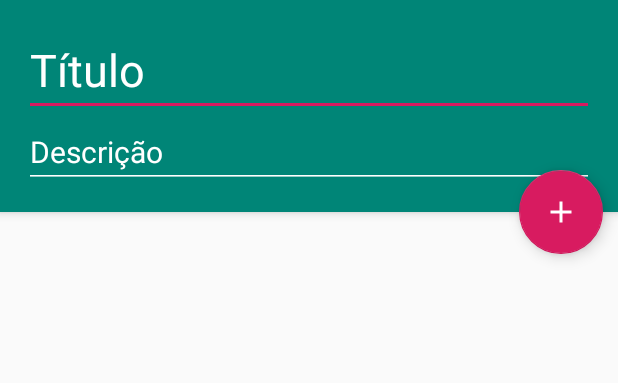
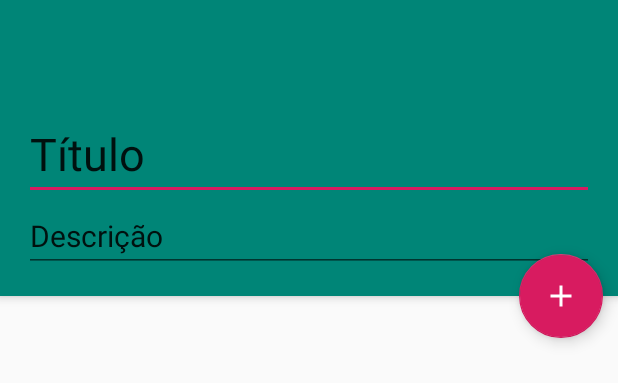
Before and after one commit to lostcrixxx/AppCasalEmCasa, an Android app: the layout activity_main.xml on its own in the app's theme, with its tools: preview values and no code run, on a phone screen of 412 x 824 dp. Shown: the top 383 px of the screen. Run offline under Robolectric (Android 15) with nearby library versions, the phone set to English and light mode, and no system bars; plain views replace MaterialEditText.

Commit message:
displaying menu

```diff
--- a/app/src/main/res/layout/activity_main.xml
+++ b/app/src/main/res/layout/activity_main.xml
@@ -6,12 +6,21 @@
     android:layout_height="match_parent"
     tools:context=".MainActivity">
 
-<com.google.android.material.appbar.AppBarLayout
-    android:id="@+id/app_bar_layout"
-    android:fitsSystemWindows="true"
-    android:theme="@style/ThemeOverlay.AppCompat.Dark.ActionBar"
-    android:layout_width="match_parent"
-    android:layout_height="wrap_content">
+    <com.google.android.material.appbar.AppBarLayout
+        android:id="@+id/app_bar_layout"
+        android:layout_width="match_parent"
+        android:layout_height="wrap_content"
+        android:theme="@style/AppTheme">
+
+            <androidx.appcompat.widget.Toolbar
+            android:id="@+id/toolbar"
+            android:layout_width="match_parent"
+            android:layout_height="?attr/actionBarSize"
+            android:background="?attr/colorPrimary"
+            app:popupTheme="@style/Widget.AppCompat.Light.PopupMenu.Overflow" />
+
+<!--    </com.google.android.material.appbar.AppBarLayout>-->
+
 
     <LinearLayout
         android:id="@+id/layout_info"
```
Also changed, not shown: app/src/main/java/br/com/envolvedesenvolve/casalemcasa/MainActivity.java (+10 -6 lines).
